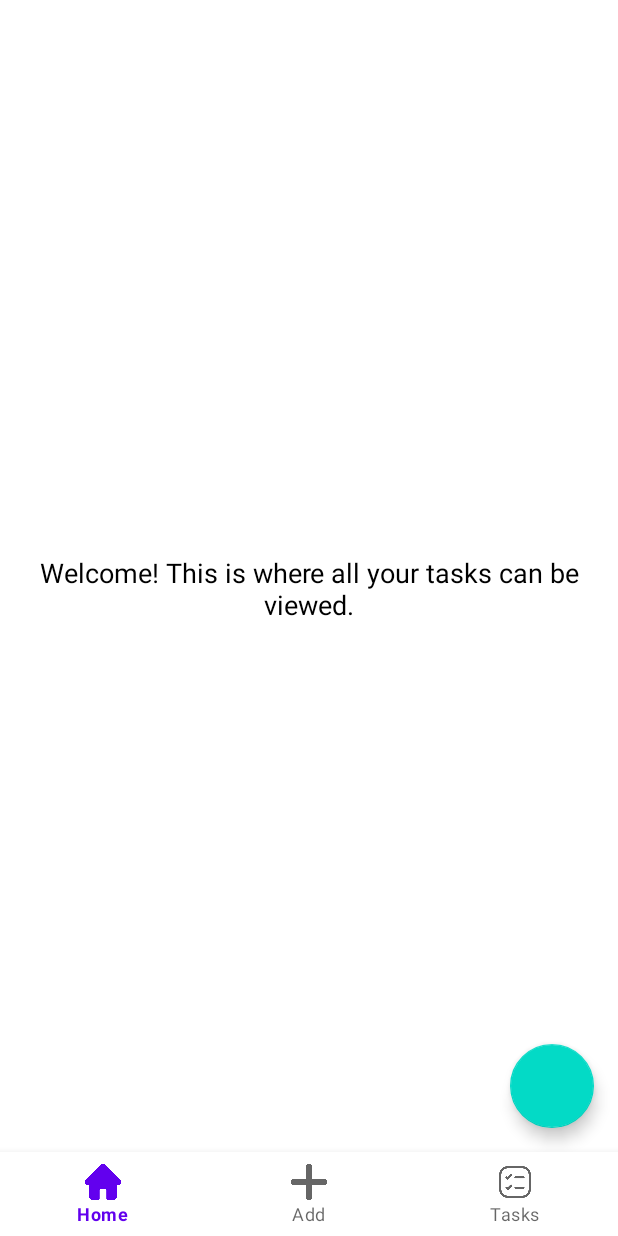
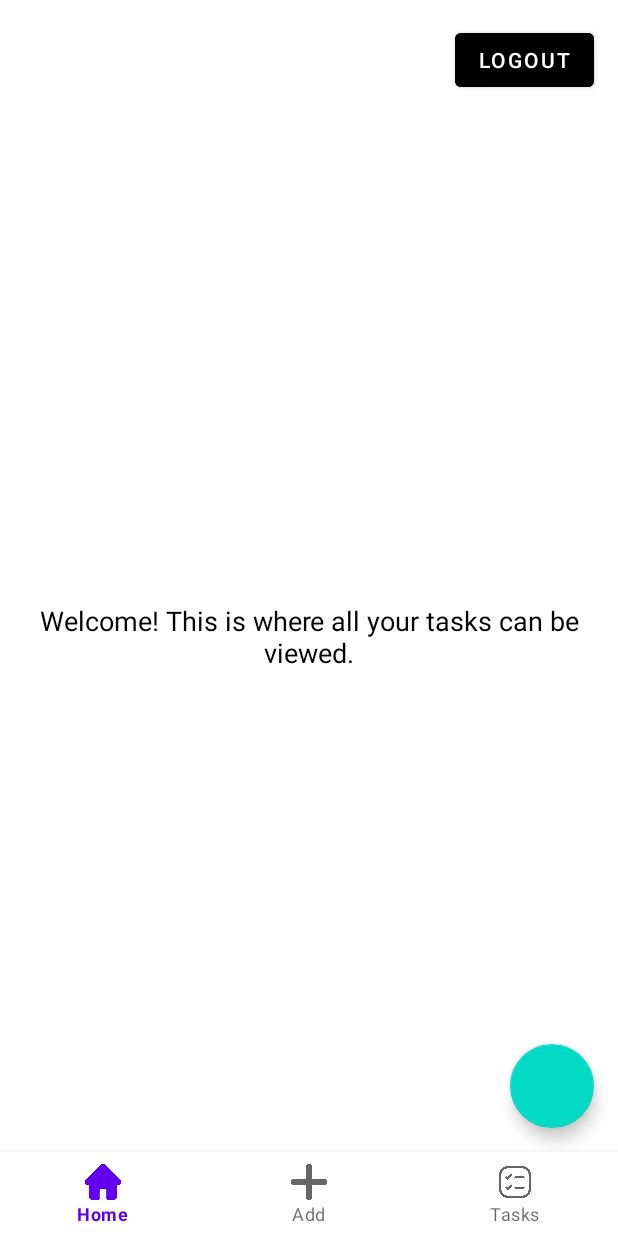
Before and after one commit to AlexKipkorir/To-Do-List, an Android app built with Jetpack Compose: the DashboardActivity screen opened directly, with no data from a screen before it, on a phone screen of 412 x 824 dp. Run offline under Robolectric (Android 15) with nearby library versions, the phone set to English and light mode, and no system bars; our stand-ins replace Firebase (no records; nobody signed in at launch, a user with empty details on screens opened directly); 1 statement that could not run was skipped.

Commit message:
Second commit [updated code]

```diff
--- a/app/build.gradle.kts
+++ b/app/build.gradle.kts
@@ -3,6 +3,7 @@ plugins {
     alias(libs.plugins.kotlin.android)
     alias(libs.plugins.kotlin.compose)
     id("com.google.gms.google-services")
+//    kotlin("ksp") version "1.9.21"
 
 }
 
@@ -55,6 +56,8 @@ dependencies {
     implementation(libs.androidx.appcompat)
     implementation(libs.androidx.recyclerview)
     implementation(libs.material)
+    implementation(libs.support.annotations)
+    implementation(libs.androidx.annotation)
     testImplementation(libs.junit)
     androidTestImplementation(libs.androidx.junit)
     androidTestImplementation(libs.androidx.espresso.core)
@@ -68,4 +71,7 @@ dependencies {
     implementation(libs.androidx.navigation.compose)
     //noinspection GradleDependency
     implementation(libs.material3)
+    implementation(libs.room.runtime)
+    implementation(libs.room.ktx)
+//    ksp(libs.room.compiler)
 }
--- a/app/src/main/java/com/example/todolist/DashboardActivity.kt
+++ b/app/src/main/java/com/example/todolist/DashboardActivity.kt
@@ -3,13 +3,15 @@ package com.example.todolist
 import android.content.Intent
 import android.os.Bundle
 import android.view.View
+import android.widget.Button
 import android.widget.TextView
 import android.widget.Toast
 import androidx.appcompat.app.AppCompatActivity
+import androidx.recyclerview.widget.ItemTouchHelper
 import androidx.recyclerview.widget.LinearLayoutManager
 import androidx.recyclerview.widget.RecyclerView
 import com.example.todolist.adapters.TaskAdapter
-import com.example.todolist.models.Task
+import com.example.todolist.data.data.models.Task
 import com.google.android.material.bottomnavigation.BottomNavigationView
 import com.google.android.material.floatingactionbutton.FloatingActionButton
 import com.google.firebase.auth.FirebaseAuth
@@ -20,8 +22,11 @@ class DashboardActivity : AppCompatActivity() {
     private lateinit var recyclerView: RecyclerView
     private lateinit var fabAddTask: FloatingActionButton
     private lateinit var emptyMessage: TextView
+    private lateinit var btnLogout: Button
     private lateinit var auth: FirebaseAuth
     private lateinit var firestore: FirebaseFirestore
+    private lateinit var taskAdapter: TaskAdapter
+    private var taskList: MutableList<Task> = mutableListOf()
 
     override fun onCreate(savedInstanceState: Bundle?) {
         super.onCreate(savedInstanceState)
@@ -30,31 +35,38 @@ class DashboardActivity : AppCompatActivity() {
         recyclerView = findViewById(R.id.recyclerViewTasks)
         fabAddTask = findViewById(R.id.fabAddTask)
         emptyMessage = findViewById(R.id.tvEmptyMessage)
+        btnLogout = findViewById(R.id.btnLogout)
         val bottomNav = findViewById<BottomNavigationView>(R.id.bottomNavigation)
 
         auth = FirebaseAuth.getInstance()
         firestore = FirebaseFirestore.getInstance()
+        val currentUser = auth.currentUser
 
-        if (auth.currentUser == null) {
+        if (currentUser == null) {
             startActivity(Intent(this, LoginActivity::class.java))
             finish()
-            return
+        } else {
+            Toast.makeText(this, "Welcome ${currentUser.email}", Toast.LENGTH_SHORT).show()
         }
 
         recyclerView.layoutManager = LinearLayoutManager(this)
+        taskAdapter = TaskAdapter(taskList, ::deleteTaskFromFirestore, ::updateTaskCompletion)
+        recyclerView.adapter = taskAdapter
 
         fabAddTask.setOnClickListener {
             startActivity(Intent(this, AddTaskActivity::class.java))
         }
 
+        btnLogout.setOnClickListener {
+            logout()
+        }
+
         loadTasks()
+        setupSwipeToDelete()
 
         bottomNav.setOnItemSelectedListener { item ->
             when (item.itemId) {
-                R.id.nav_home -> {
-                    // Stay on Dashboard
-                    true
-                }
+                R.id.nav_home -> true
                 R.id.nav_add -> {
                     startActivity(Intent(this, AddTaskActivity::class.java))
                     true
@@ -65,16 +77,16 @@ class DashboardActivity : AppCompatActivity() {
                 }
                 else -> false
             }
-
-
         }
     }
 
     private fun loadTasks() {
+        auth.currentUser?.let { user ->
             firestore.collection("tasks")
-            .whereEqualTo("userId", auth.currentUser?.uid)
+                .whereEqualTo("userId", user.uid)
                 .get()
                 .addOnSuccessListener { documents ->
+                    taskList.clear()
                     if (documents.isEmpty) {
                         recyclerView.visibility = View.GONE
                         emptyMessage.visibility = View.VISIBLE
@@ -82,22 +94,58 @@ class DashboardActivity : AppCompatActivity() {
                         recyclerView.visibility = View.VISIBLE
                         emptyMessage.visibility = View.GONE
 
-                    val taskList = mutableListOf<Task>()
                         for (document in documents) {
                             val task = document.toObject(Task::class.java).copy(id = document.id)
                             taskList.add(task)
                         }
-
-                    recyclerView.adapter = TaskAdapter(taskList)
+                        taskAdapter.notifyDataSetChanged()
                     }
                 }
                 .addOnFailureListener {
                     Toast.makeText(this, "Failed to load tasks", Toast.LENGTH_SHORT).show()
                 }
+        } ?: run {
+            Toast.makeText(this, "User not authenticated!", Toast.LENGTH_SHORT).show()
+        }
     }
 
+    private fun setupSwipeToDelete() {
+        val itemTouchHelperCallback = object : ItemTouchHelper.SimpleCallback(0, ItemTouchHelper.LEFT) {
+            override fun onMove(recyclerView: RecyclerView, viewHolder: RecyclerView.ViewHolder, target: RecyclerView.ViewHolder): Boolean {
+                return false
+            }
 
-    fun logout(view: View) {
+            override fun onSwiped(viewHolder: RecyclerView.ViewHolder, direction: Int) {
+                val position = viewHolder.adapterPosition
+                deleteTaskFromFirestore(taskList[position])
+                taskList.removeAt(position)
+                taskAdapter.notifyItemRemoved(position)
+            }
+        }
+
+        ItemTouchHelper(itemTouchHelperCallback).attachToRecyclerView(recyclerView)
+    }
+
+    private fun deleteTaskFromFirestore(task: Task) {
+        firestore.collection("tasks").document(task.id)
+            .delete()
+            .addOnSuccessListener {
+                Toast.makeText(this, "Task deleted", Toast.LENGTH_SHORT).show()
+            }
+            .addOnFailureListener {
+                Toast.makeText(this, "Failed to delete task", Toast.LENGTH_SHORT).show()
+            }
+    }
+
+    private fun updateTaskCompletion(task: Task, isCompleted: Boolean) {
+        firestore.collection("tasks").document(task.id)
+            .update("completed", isCompleted)
+            .addOnFailureListener {
+                Toast.makeText(this, "Failed to update task", Toast.LENGTH_SHORT).show()
+            }
+    }
+
+    private fun logout() {
         auth.signOut()
         Toast.makeText(this, "Logged out", Toast.LENGTH_SHORT).show()
         startActivity(Intent(this, LoginActivity::class.java))
--- a/app/src/main/res/layout/activity_dashboard.xml
+++ b/app/src/main/res/layout/activity_dashboard.xml
@@ -5,7 +5,19 @@
     xmlns:tools="http://schemas.android.com/tools"
     android:layout_width="match_parent"
     android:layout_height="match_parent"
+    android:contentDescription="@string/common_google_play_services_update_text"
     tools:context=".DashboardActivity">
+
+    <Button
+        android:id="@+id/btnLogout"
+        android:layout_width="wrap_content"
+        android:layout_height="wrap_content"
+        android:text="@string/Logout"
+        android:textColor="@color/white"
+        android:backgroundTint="@color/black"
+        android:layout_margin="16dp"
+        app:layout_constraintEnd_toEndOf="parent"
+        app:layout_constraintTop_toTopOf="parent" />
 
     <TextView
         android:id="@+id/tvEmptyMessage"
@@ -17,28 +29,25 @@
         android:gravity="center"
         android:visibility="gone"
         android:layout_marginTop="16dp"
-        app:layout_constraintTop_toTopOf="parent"
+        app:layout_constraintTop_toBottomOf="@id/btnLogout"
         app:layout_constraintBottom_toTopOf="@id/recyclerViewTasks"
         app:layout_constraintStart_toStartOf="parent"
-        app:layout_constraintEnd_toEndOf="parent"/>
-
+        app:layout_constraintEnd_toEndOf="parent" />
 
     <androidx.recyclerview.widget.RecyclerView
         android:id="@+id/recyclerViewTasks"
-        android:layout_width="412dp"
-        android:layout_height="669dp"
+        android:layout_width="0dp"
+        android:layout_height="0dp"
+        app:layout_constraintTop_toBottomOf="@id/tvEmptyMessage"
         app:layout_constraintBottom_toTopOf="@id/bottomNavigation"
-        app:layout_constraintEnd_toEndOf="parent"
         app:layout_constraintStart_toStartOf="parent"
-        app:layout_constraintTop_toBottomOf="@id/tvEmptyMessage" />
+        app:layout_constraintEnd_toEndOf="parent" />
 
     <com.google.android.material.floatingactionbutton.FloatingActionButton
         android:id="@+id/fabAddTask"
         android:layout_width="wrap_content"
         android:layout_height="wrap_content"
         android:layout_margin="16dp"
-        android:layout_marginEnd="44dp"
-        android:layout_marginBottom="20dp"
         android:src="@drawable/ic_add"
         app:layout_constraintBottom_toTopOf="@id/bottomNavigation"
         app:layout_constraintEnd_toEndOf="parent" />
@@ -51,6 +60,6 @@
         app:menu="@menu/bottom_nav_menu"
         app:layout_constraintBottom_toBottomOf="parent"
         app:layout_constraintStart_toStartOf="parent"
-        app:layout_constraintEnd_toEndOf="parent"/>
+        app:layout_constraintEnd_toEndOf="parent" />
 
 </androidx.constraintlayout.widget.ConstraintLayout>
--- a/app/src/main/res/values/strings.xml
+++ b/app/src/main/res/values/strings.xml
@@ -32,4 +32,5 @@
     <string name="task_categories">Task Categories</string>
     <string name="view_completed_tasks">View Completed Tasks</string>
     <string name="completed_tasks">Completed Tasks</string>
+    <string name="Logout">Logout</string>
 </resources>
--- a/app/src/main/res/values/themes.xml
+++ b/app/src/main/res/values/themes.xml
@@ -1,5 +1,29 @@
 <?xml version="1.0" encoding="utf-8"?>
 <resources>
 
-    <style name="Theme.ToDoList" parent="Theme.MaterialComponents.Light.NoActionBar" />
+    <style name="Theme.ToDoList" parent="Theme.MaterialComponents.DayNight.NoActionBar">
+        <!-- Better to use DayNight variant for dark mode support -->
+
+        <!-- Color scheme should be defined -->
+        <item name="colorPrimary">@color/purple_500</item>
+        <item name="colorPrimaryVariant">@color/purple_700</item>
+        <item name="colorOnPrimary">@color/white</item>
+
+        <!-- Status bar handling -->
+        <item name="android:statusBarColor">?attr/colorPrimaryVariant</item>
+        <item name="android:navigationBarColor">@android:color/transparent</item>
+
+        <!-- Better than disabling all animations -->
+        <item name="android:windowAnimationStyle">@style/WindowAnimationTransition</item>
+
+        <!-- Edge-to-edge display support -->
+        <item name="android:windowLayoutInDisplayCutoutMode">shortEdges</item>
+        <item name="android:windowTranslucentStatus">false</item>
+        <item name="android:windowTranslucentNavigation">false</item>
+    </style>
+
+    <style name="WindowAnimationTransition">
+        <item name="android:windowEnterAnimation">@android:anim/fade_in</item>
+        <item name="android:windowExitAnimation">@android:anim/fade_out</item>
+    </style>
 </resources>
```
Also changed, not shown: app/src/main/AndroidManifest.xml (+7 -7 lines), app/src/main/java/com/example/todolist/LoginActivity.kt (+33 -17 lines), app/src/main/java/com/example/todolist/TaskCategoriesActivity.kt (+22 -0 lines), app/src/main/java/com/example/todolist/adapters/TaskAdapter.kt (+23 -13 lines), app/src/main/java/com/example/todolist/data/data/database/AppDatabase.kt (added, +31 -0 lines), app/src/main/java/com/example/todolist/data/data/database/TaskDao.kt (added, +24 -0 lines), app/src/main/java/com/example/todolist/data/data/models/Task.kt (added, +14 -0 lines), app/src/main/java/com/example/todolist/data/data/repository/TaskRepository.kt (added, +21 -0 lines), app/src/main/java/com/example/todolist/models/Task.kt (deleted, +0 -10 lines), app/src/main/java/com/example/todolist/viewmodel/TaskViewModel.kt (added, +33 -0 lines), app/src/main/res/layout/activity_login.xml (+7 -9 lines), app/src/main/res/layout/activity_task_categories.xml (+10 -0 lines), gradle/libs.versions.toml (+11 -2 lines). Lines whose indentation alone changed are shown as unchanged.
